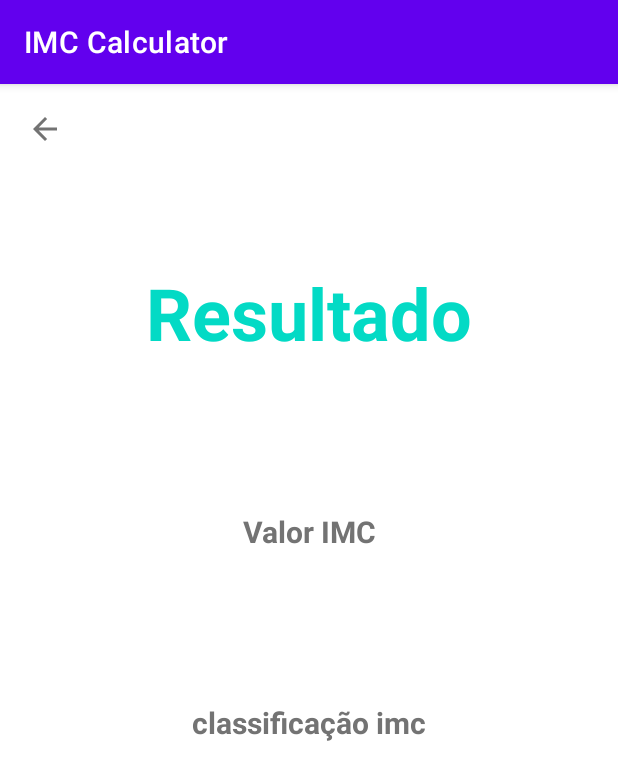
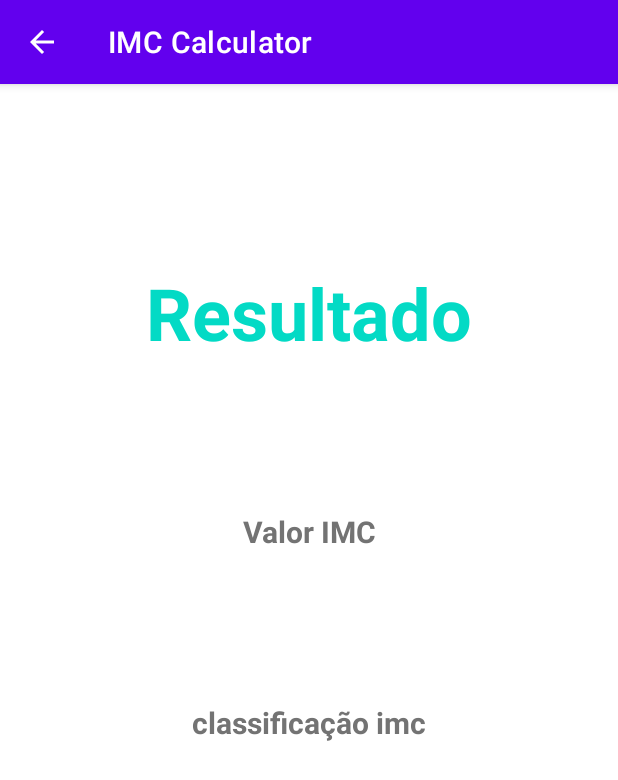
Before and after one commit to YgorBrilhante/imc-calculator, an Android app: the screen it shows after launch (ResultActivity), after a tap on "CALCULAR", on a phone screen of 412 x 824 dp. Shown: the top 780 px of the screen. Run offline under Robolectric (Android 15) with nearby library versions, the phone set to English and light mode, and no system bars.

Commit message:
new icon

```diff
--- a/app/src/main/AndroidManifest.xml
+++ b/app/src/main/AndroidManifest.xml
@@ -15,6 +15,7 @@
         tools:targetApi="31">
         <activity
             android:name=".ResultActivity"
+            android:parentActivityName=".MainActivity"
             android:exported="false" />
         <activity
             android:name=".MainActivity"
--- a/app/src/main/java/com/brilhante/imc_app/ResultActivity.kt
+++ b/app/src/main/java/com/brilhante/imc_app/ResultActivity.kt
@@ -1,6 +1,9 @@
 package com.brilhante.imc_app
 
+import android.R
 import android.os.Bundle
+import android.view.View
+import android.widget.Toolbar
 import androidx.appcompat.app.AppCompatActivity
 import com.brilhante.imc_app.databinding.ActivityResultBinding
 
@@ -20,6 +23,7 @@ class ResultActivity : AppCompatActivity() {
 
         calcularIMC(peso.toString(), altura.toString())
 
+
     }
 
 
--- a/app/src/main/res/layout/activity_result.xml
+++ b/app/src/main/res/layout/activity_result.xml
@@ -54,17 +54,6 @@
         android:text="@string/imc_class_txt"
         android:textColor="@color/default_android"/>
 
-    <ImageButton
-        android:id="@+id/backBTN"
-        android:layout_width="60dp"
-        android:layout_height="60dp"
-        android:src="@drawable/ic_baseline_arrow_back_24"
-        android:background="?attr/actionBarItemBackground"
-        app:tint="@color/default_android"
-        android:hapticFeedbackEnabled="true"
-        app:layout_constraintStart_toStartOf="parent"
-        app:layout_constraintTop_toTopOf="parent"
-        app:layout_constraintTop_toBottomOf="parent"
-        android:contentDescription="@string/button_back" />
+
 
 </androidx.constraintlayout.widget.ConstraintLayout>
```
